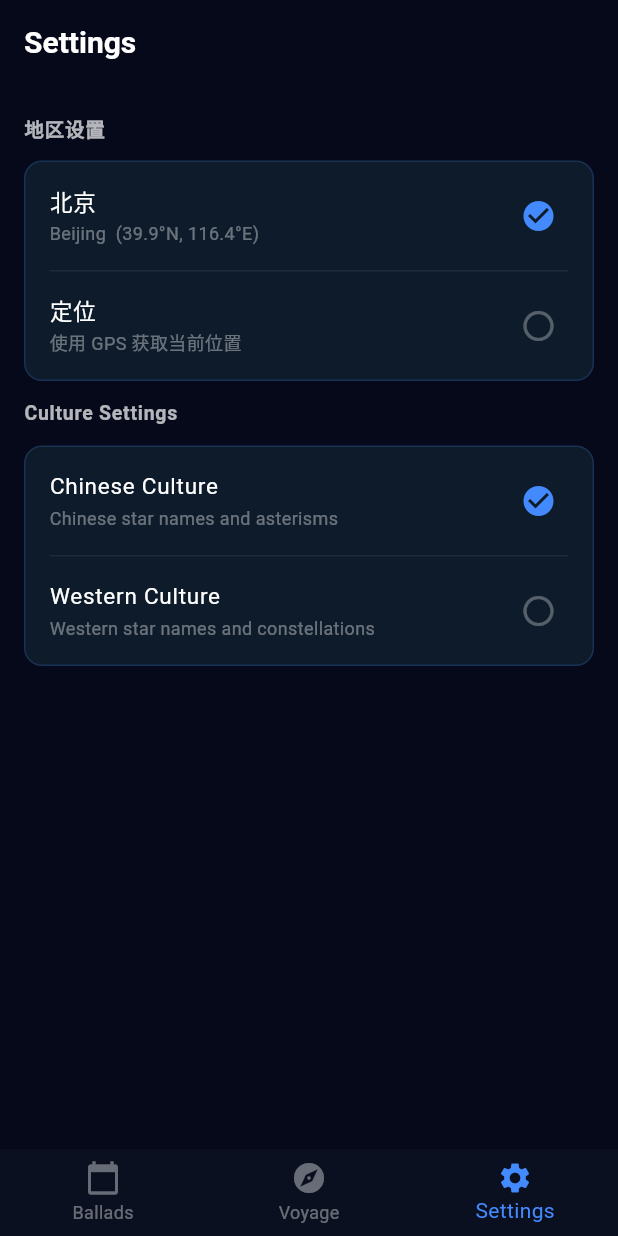
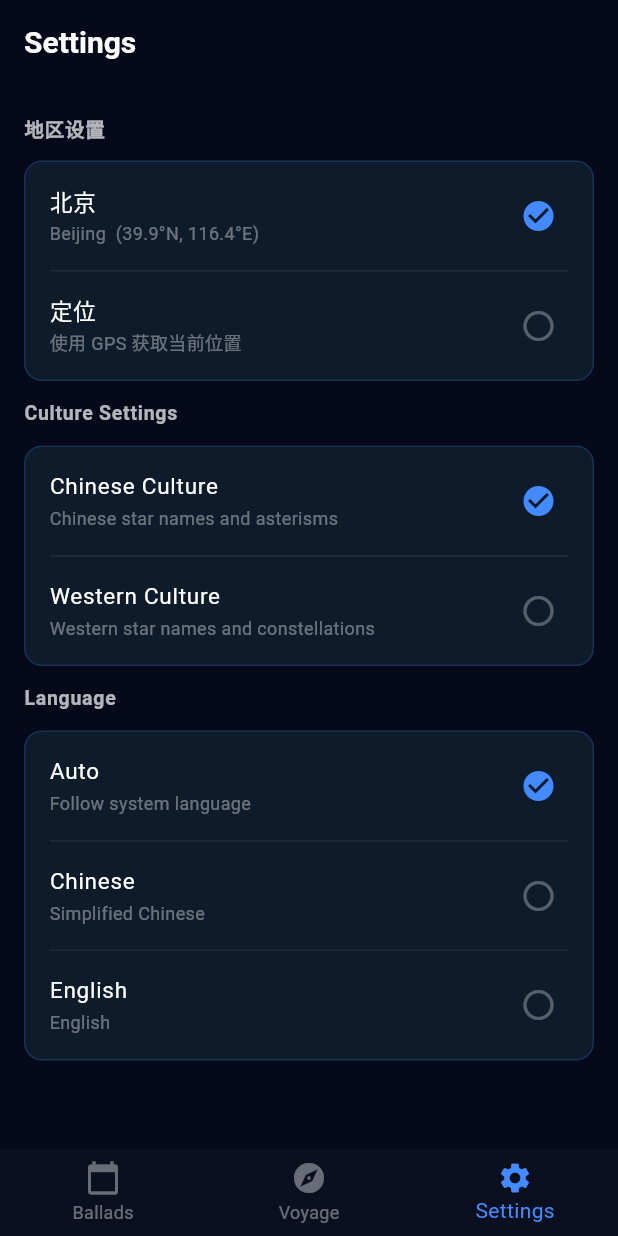
Before and after one commit to crazygo/starling, a Flutter app: the screen it shows after launch, item 3 of the bottom bar chosen, on a phone screen of 412 x 824 dp. Run offline on Flutter 3.47's test engine with Material 3 defaults, Android fonts, the phone set to English and light mode, and no system bars; our stand-ins replace csv, location, sensors_plus, shared_preferences; missing offline and left inert: flat_buffers; generated files the repository leaves out were written again.

Commit message:
feat: add language setting (auto/Chinese/English) in Settings page
Agent-Logs-Url: https://github.com/crazygo/starling/sessions/eb2b8da8-b305-4aa1-b49e-37d8f9fc8244

Co-authored-by: crazygo <9395888+crazygo@users.noreply.github.com>

```diff
--- a/lib/app.dart
+++ b/lib/app.dart
@@ -34,15 +34,24 @@ class _StarlingAppState extends State<StarlingApp> {
   Widget build(BuildContext context) {
     return ChangeNotifierProvider<SettingsService>.value(
       value: _settings,
-      child: MaterialApp(
+      child: ListenableBuilder(
+        listenable: _settings,
+        builder: (context, _) {
+          final Locale? locale = switch (_settings.languageMode) {
+            LanguageMode.chinese => const Locale('zh'),
+            LanguageMode.english => const Locale('en'),
+            LanguageMode.auto => null,
+          };
+          return MaterialApp(
             title: '星仔 Starling',
             debugShowCheckedModeBanner: false,
             localizationsDelegates: AppLocalizations.localizationsDelegates,
             supportedLocales: AppLocalizations.supportedLocales,
-        localeResolutionCallback: (locale, supportedLocales) {
-          if (locale == null) return const Locale('zh');
+            locale: locale,
+            localeResolutionCallback: (deviceLocale, supportedLocales) {
+              if (deviceLocale == null) return const Locale('zh');
               for (final supported in supportedLocales) {
-            if (supported.languageCode == locale.languageCode) {
+                if (supported.languageCode == deviceLocale.languageCode) {
                   return supported;
                 }
               }
@@ -68,6 +77,8 @@ class _StarlingAppState extends State<StarlingApp> {
               useMaterial3: true,
             ),
             home: const _MainScreen(),
+          );
+        },
       ),
     );
   }
--- a/lib/l10n/app_en.arb
+++ b/lib/l10n/app_en.arb
@@ -13,5 +13,15 @@
   "westernCultureSubtitle": "Western star names and constellations",
   "searchHint": "Search stars…",
   "gyroOn": "Gyro On",
-  "gyroOff": "Gyro"
+  "gyroOff": "Gyro",
+  "languageSettings": "Language",
+  "@languageSettings": {
+    "description": "Set the language of in-app text"
+  },
+  "languageAuto": "Auto",
+  "languageAutoSubtitle": "Follow system language",
+  "languageChinese": "Chinese",
+  "languageChineseSubtitle": "Simplified Chinese",
+  "languageEnglish": "English",
+  "languageEnglishSubtitle": "English"
 }
--- a/lib/l10n/app_zh.arb
+++ b/lib/l10n/app_zh.arb
@@ -13,5 +13,15 @@
   "westernCultureSubtitle": "西方星名与星座",
   "searchHint": "搜索星体…",
   "gyroOn": "陀螺仪开",
-  "gyroOff": "陀螺仪"
+  "gyroOff": "陀螺仪",
+  "languageSettings": "语言",
+  "@languageSettings": {
+    "description": "设置应用内文本语言"
+  },
+  "languageAuto": "自动",
+  "languageAutoSubtitle": "跟随系统语言",
+  "languageChinese": "中文",
+  "languageChineseSubtitle": "简体中文",
+  "languageEnglish": "英文",
+  "languageEnglishSubtitle": "English"
 }
--- a/lib/pages/settings_page.dart
+++ b/lib/pages/settings_page.dart
@@ -36,6 +36,7 @@ class SettingsPage extends StatelessWidget {
         children: [
           const _LocationSettingsSection(),
           const _CultureSettingsSection(),
+          const _LanguageSettingsSection(),
         ],
       ),
     );
@@ -238,6 +239,69 @@ class _CultureSettingsSection extends StatelessWidget {
   }
 }
 
+// ---------------------------------------------------------------------------
+// Language Settings section
+// ---------------------------------------------------------------------------
+class _LanguageSettingsSection extends StatelessWidget {
+  const _LanguageSettingsSection();
+
+  @override
+  Widget build(BuildContext context) {
+    final l10n = AppLocalizations.of(context)!;
+    final settings = context.watch<SettingsService>();
+
+    return Column(
+      crossAxisAlignment: CrossAxisAlignment.start,
+      children: [
+        Padding(
+          padding: const EdgeInsets.symmetric(vertical: 12),
+          child: Text(
+            l10n.languageSettings,
+            style: const TextStyle(
+              color: Colors.white70,
+              fontSize: 13,
+              fontWeight: FontWeight.w600,
+              letterSpacing: 0.5,
+            ),
+          ),
+        ),
+        Container(
+          decoration: BoxDecoration(
+            color: const Color(0xFF0D1B2A),
+            borderRadius: BorderRadius.circular(12),
+            border: Border.all(color: Colors.blueAccent.withAlpha(51)),
+          ),
+          child: Column(
+            children: [
+              _CultureOptionTile(
+                title: l10n.languageAuto,
+                subtitle: l10n.languageAutoSubtitle,
+                selected: settings.languageMode == LanguageMode.auto,
+                onTap: () => settings.setLanguageMode(LanguageMode.auto),
+                showDivider: true,
+              ),
+              _CultureOptionTile(
+                title: l10n.languageChinese,
+                subtitle: l10n.languageChineseSubtitle,
+                selected: settings.languageMode == LanguageMode.chinese,
+                onTap: () => settings.setLanguageMode(LanguageMode.chinese),
+                showDivider: true,
+              ),
+              _CultureOptionTile(
+                title: l10n.languageEnglish,
+                subtitle: l10n.languageEnglishSubtitle,
+                selected: settings.languageMode == LanguageMode.english,
+                onTap: () => settings.setLanguageMode(LanguageMode.english),
+                showDivider: false,
+              ),
+            ],
+          ),
+        ),
+      ],
+    );
+  }
+}
+
 class _CultureOptionTile extends StatelessWidget {
   final String title;
   final String subtitle;
--- a/lib/services/settings_service.dart
+++ b/lib/services/settings_service.dart
@@ -5,6 +5,18 @@ import 'package:shared_preferences/shared_preferences.dart';
 enum CultureMode {
   chinese,
   western,
+}
+
+/// Available language modes for the app UI.
+enum LanguageMode {
+  /// Follow the device's system locale.
+  auto,
+
+  /// Always show Chinese (Simplified).
+  chinese,
+
+  /// Always show English.
+  english,
 }
 
 /// Available location modes for determining the observer's position.
@@ -23,9 +35,11 @@ enum LocationMode {
 class SettingsService extends ChangeNotifier {
   static const _keyCulture = 'culture_mode';
   static const _keyLocation = 'location_mode';
+  static const _keyLanguage = 'language_mode';
 
   CultureMode _cultureMode = CultureMode.chinese;
   LocationMode _locationMode = LocationMode.beijing;
+  LanguageMode _languageMode = LanguageMode.auto;
 
   /// The currently selected culture mode.
   CultureMode get cultureMode => _cultureMode;
@@ -35,6 +49,9 @@ class SettingsService extends ChangeNotifier {
 
   /// The currently selected location mode.
   LocationMode get locationMode => _locationMode;
+
+  /// The currently selected language mode.
+  LanguageMode get languageMode => _languageMode;
 
   /// Load persisted settings from [SharedPreferences].
   ///
@@ -56,6 +73,14 @@ class SettingsService extends ChangeNotifier {
       _locationMode = LocationMode.gps;
     } else {
       _locationMode = LocationMode.beijing;
+    }
+    final storedLanguage = prefs.getString(_keyLanguage);
+    if (storedLanguage == LanguageMode.chinese.name) {
+      _languageMode = LanguageMode.chinese;
+    } else if (storedLanguage == LanguageMode.english.name) {
+      _languageMode = LanguageMode.english;
+    } else {
+      _languageMode = LanguageMode.auto;
     }
     notifyListeners();
   }
@@ -81,4 +106,14 @@ class SettingsService extends ChangeNotifier {
     if (_locationMode != mode) return;
     await prefs.setString(_keyLocation, mode.name);
   }
+
+  /// Update the language mode and persist the change.
+  Future<void> setLanguageMode(LanguageMode mode) async {
+    if (_languageMode == mode) return;
+    _languageMode = mode;
+    notifyListeners();
+    final prefs = await SharedPreferences.getInstance();
+    if (_languageMode != mode) return;
+    await prefs.setString(_keyLanguage, mode.name);
+  }
 }
```
Lines whose indentation alone changed are shown as unchanged.
